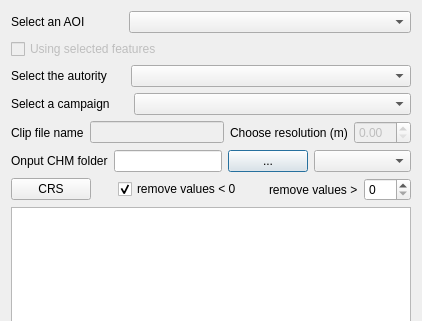
The window that chm_from_lidar_dialog_base.ui (gtergeomatica/PLUGIN_CHM_FROM_LIDAR) describes before a commit, drawn with Qt 5; both pictures show x 0 to 422 and y 0 to 321 of the 422 by 601 pixel window.
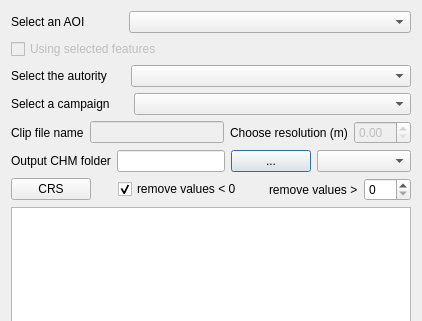
The same window after the commit. Custom widgets are drawn as their Qt base class.

The edit to the form file:
```diff
--- a/chm_from_lidar_dialog_base.ui
+++ b/chm_from_lidar_dialog_base.ui
@@ -228,7 +228,7 @@
        <item>
         <widget class="QLabel" name="label_3">
          <property name="text">
-          <string>Onput CHM folder</string>
+          <string>Output CHM folder</string>
          </property>
         </widget>
        </item>
```
